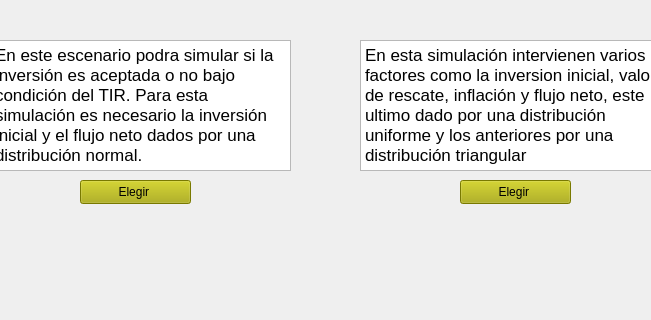
Above: ventana_principal.ui from Sei444/evaluacion_de_inversiones before the change; both pictures show x 130 to 781 and y 280 to 600 of the 903 by 600 pixel window. Below: the same form after it.
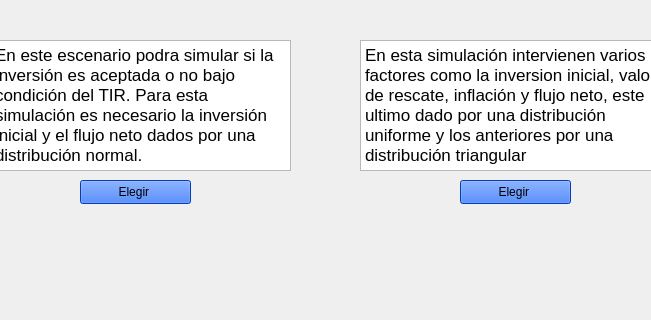
That is the form after the change. Icons and pictures are not drawn.

```diff
--- a/ventana_principal.ui
+++ b/ventana_principal.ui
@@ -42,8 +42,14 @@
       <height>24</height>
      </rect>
     </property>
+    <property name="font">
+     <font>
+      <weight>50</weight>
+      <bold>false</bold>
+     </font>
+    </property>
     <property name="styleSheet">
-     <string notr="true">background-color: rgb(170, 170, 0);</string>
+     <string notr="true">background-color: rgb(0, 85, 255);</string>
     </property>
     <property name="text">
      <string>Elegir </string>
@@ -86,9 +92,9 @@
        <colorrole role="Button">
         <brush brushstyle="SolidPattern">
          <color alpha="255">
-          <red>170</red>
-          <green>170</green>
-          <blue>0</blue>
+          <red>0</red>
+          <green>85</green>
+          <blue>255</blue>
          </color>
         </brush>
        </colorrole>
@@ -158,18 +164,18 @@
        <colorrole role="Base">
         <brush brushstyle="SolidPattern">
          <color alpha="255">
-          <red>170</red>
-          <green>170</green>
-          <blue>0</blue>
+          <red>0</red>
+          <green>85</green>
+          <blue>255</blue>
          </color>
         </brush>
        </colorrole>
        <colorrole role="Window">
         <brush brushstyle="SolidPattern">
          <color alpha="255">
-          <red>170</red>
-          <green>170</green>
-          <blue>0</blue>
+          <red>0</red>
+          <green>85</green>
+          <blue>255</blue>
          </color>
         </brush>
        </colorrole>
@@ -232,9 +238,9 @@
        <colorrole role="Button">
         <brush brushstyle="SolidPattern">
          <color alpha="255">
-          <red>170</red>
-          <green>170</green>
-          <blue>0</blue>
+          <red>0</red>
+          <green>85</green>
+          <blue>255</blue>
          </color>
         </brush>
        </colorrole>
@@ -304,18 +310,18 @@
        <colorrole role="Base">
         <brush brushstyle="SolidPattern">
          <color alpha="255">
-          <red>170</red>
-          <green>170</green>
-          <blue>0</blue>
+          <red>0</red>
+          <green>85</green>
+          <blue>255</blue>
          </color>
         </brush>
        </colorrole>
        <colorrole role="Window">
         <brush brushstyle="SolidPattern">
          <color alpha="255">
-          <red>170</red>
-          <green>170</green>
-          <blue>0</blue>
+          <red>0</red>
+          <green>85</green>
+          <blue>255</blue>
          </color>
         </brush>
        </colorrole>
@@ -378,9 +384,9 @@
        <colorrole role="Button">
         <brush brushstyle="SolidPattern">
          <color alpha="255">
-          <red>170</red>
-          <green>170</green>
-          <blue>0</blue>
+          <red>0</red>
+          <green>85</green>
+          <blue>255</blue>
          </color>
         </brush>
        </colorrole>
@@ -450,18 +456,18 @@
        <colorrole role="Base">
         <brush brushstyle="SolidPattern">
          <color alpha="255">
-          <red>170</red>
-          <green>170</green>
-          <blue>0</blue>
+          <red>0</red>
+          <green>85</green>
+          <blue>255</blue>
          </color>
         </brush>
        </colorrole>
        <colorrole role="Window">
         <brush brushstyle="SolidPattern">
          <color alpha="255">
-          <red>170</red>
-          <green>170</green>
-          <blue>0</blue>
+          <red>0</red>
+          <green>85</green>
+          <blue>255</blue>
          </color>
         </brush>
        </colorrole>
@@ -513,8 +519,17 @@
       </disabled>
      </palette>
     </property>
+    <property name="font">
+     <font>
+      <weight>50</weight>
+      <bold>false</bold>
+     </font>
+    </property>
+    <property name="autoFillBackground">
+     <bool>false</bool>
+    </property>
     <property name="styleSheet">
-     <string notr="true">background-color: rgb(170, 170, 0);</string>
+     <string notr="true">background-color: rgb(0, 85, 255);</string>
     </property>
     <property name="text">
      <string>Elegir </string>
```
